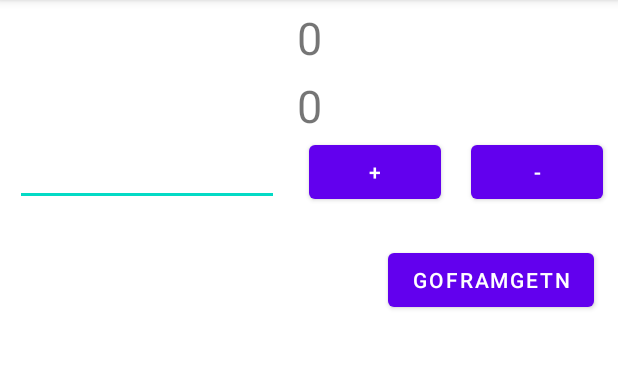
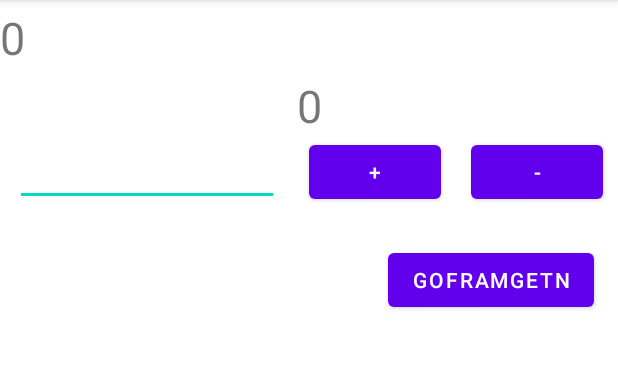
Before and after one commit to kimriri/kotlinmvvm, an Android app: the screen it shows after launch (MainActivity), after a tap on "GOFRAMGETN", on a phone screen of 412 x 824 dp, the part 84-453 px from its top. Run offline under Robolectric (Android 15) with nearby library versions, the phone set to English and light mode, and no system bars; our stand-ins replace data binding.

```diff
--- a/app/src/main/res/layout/activity_main.xml
+++ b/app/src/main/res/layout/activity_main.xml
@@ -7,7 +7,6 @@
         <variable
             name="viewModel"
             type="com.programmers.myapplication.MyNumberViewModel" />
-
         <import type="com.programmers.myapplication.ActionType" />
     </data>
 
--- a/app/src/main/res/layout/sub_fragment.xml
+++ b/app/src/main/res/layout/sub_fragment.xml
@@ -1,12 +1,6 @@
 <?xml version="1.0" encoding="utf-8"?>
 <layout xmlns:android="http://schemas.android.com/apk/res/android"
     xmlns:app="http://schemas.android.com/apk/res-auto">
-
-    <data>
-        <variable
-            name="viewModel"
-            type="com.programmers.myapplication.MyNumberViewModel" />
-    </data>
 
     <androidx.constraintlayout.widget.ConstraintLayout
         android:layout_width="match_parent"
@@ -16,10 +10,10 @@
 
         <TextView
             android:id="@+id/fragmentNumberTextView"
-            android:layout_width="wrap_content"
+            android:layout_width="match_parent"
             android:layout_height="wrap_content"
             android:textSize="30sp"
-            android:text="@{viewModel.currenValue}"
+            android:text=""
             app:layout_constraintBottom_toBottomOf="parent"
             app:layout_constraintEnd_toEndOf="parent"
             app:layout_constraintStart_toStartOf="parent"
```
Also changed, not shown: app/src/main/java/com/programmers/myapplication/MainActivity.kt (+1 -13 lines).
